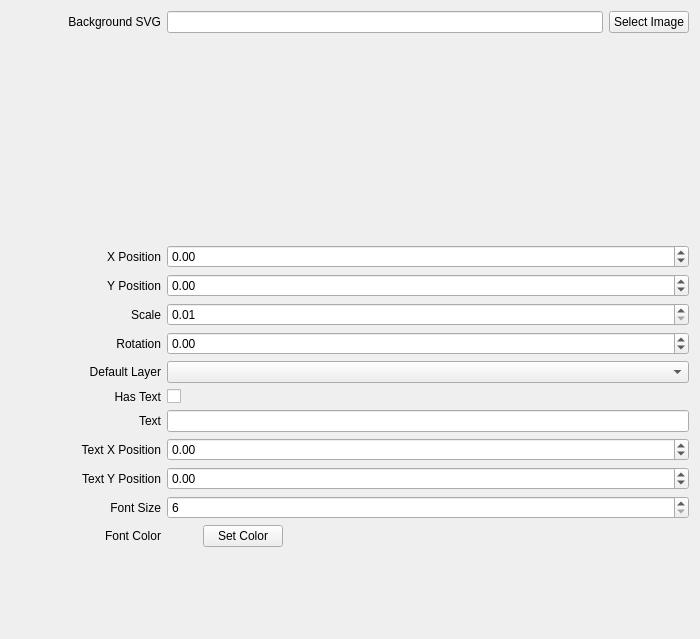
Before: the Qt Designer form opentoolcontroller/views/DeviceIconEditor.ui in OpenToolController/opentoolcontroller, drawn with Qt 5.
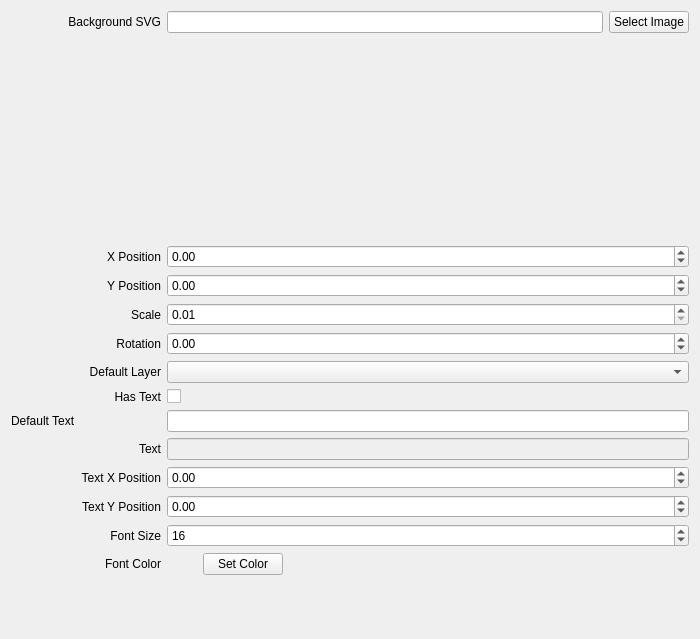
After: the same form once the commit is applied. Custom widgets are drawn as their Qt base class.

Commit message: Icon text bug

The edit to the form file:
```diff
--- a/opentoolcontroller/views/DeviceIconEditor.ui
+++ b/opentoolcontroller/views/DeviceIconEditor.ui
@@ -234,7 +234,7 @@
        </property>
       </widget>
      </item>
-     <item row="9" column="0">
+     <item row="10" column="0">
       <widget class="QLabel" name="label_8">
        <property name="minimumSize">
         <size>
@@ -250,7 +250,7 @@
        </property>
       </widget>
      </item>
-     <item row="9" column="1">
+     <item row="10" column="1">
       <widget class="QDoubleSpinBox" name="ui_text_x">
        <property name="minimum">
         <double>-250.000000000000000</double>
@@ -260,7 +260,7 @@
        </property>
       </widget>
      </item>
-     <item row="10" column="0">
+     <item row="11" column="0">
       <widget class="QLabel" name="label_9">
        <property name="minimumSize">
         <size>
@@ -276,7 +276,7 @@
        </property>
       </widget>
      </item>
-     <item row="10" column="1">
+     <item row="11" column="1">
       <widget class="QDoubleSpinBox" name="ui_text_y">
        <property name="minimum">
         <double>-250.000000000000000</double>
@@ -286,7 +286,7 @@
        </property>
       </widget>
      </item>
-     <item row="11" column="0">
+     <item row="12" column="0">
       <widget class="QLabel" name="label_10">
        <property name="minimumSize">
         <size>
@@ -302,7 +302,7 @@
        </property>
       </widget>
      </item>
-     <item row="11" column="1">
+     <item row="12" column="1">
       <widget class="QSpinBox" name="ui_font_size">
        <property name="minimum">
         <number>6</number>
@@ -310,9 +310,12 @@
        <property name="maximum">
         <number>72</number>
        </property>
+       <property name="value">
+        <number>16</number>
+       </property>
       </widget>
      </item>
-     <item row="8" column="0">
+     <item row="9" column="0">
       <widget class="QLabel" name="label_2">
        <property name="minimumSize">
         <size>
@@ -328,8 +331,12 @@
        </property>
       </widget>
      </item>
-     <item row="8" column="1">
-      <widget class="QLineEdit" name="ui_text"/>
+     <item row="9" column="1">
+      <widget class="QLineEdit" name="ui_text">
+       <property name="enabled">
+        <bool>false</bool>
+       </property>
+      </widget>
      </item>
      <item row="6" column="0">
       <widget class="QLabel" name="label_3">
@@ -350,7 +357,7 @@
      <item row="6" column="1">
       <widget class="QComboBox" name="ui_default_layer"/>
      </item>
-     <item row="12" column="0">
+     <item row="13" column="0">
       <widget class="QLabel" name="label_12">
        <property name="minimumSize">
         <size>
@@ -366,7 +373,7 @@
        </property>
       </widget>
      </item>
-     <item row="12" column="1">
+     <item row="13" column="1">
       <layout class="QHBoxLayout" name="horizontalLayout_2">
        <item>
         <widget class="QWidget" name="ui_color_box" native="true">
@@ -406,6 +413,16 @@
        </item>
       </layout>
      </item>
+     <item row="8" column="0">
+      <widget class="QLabel" name="label_13">
+       <property name="text">
+        <string>Default Text</string>
+       </property>
+      </widget>
+     </item>
+     <item row="8" column="1">
+      <widget class="QLineEdit" name="ui_default_text"/>
+     </item>
     </layout>
    </item>
   </layout>
```
The commit also changes 6 other files.
